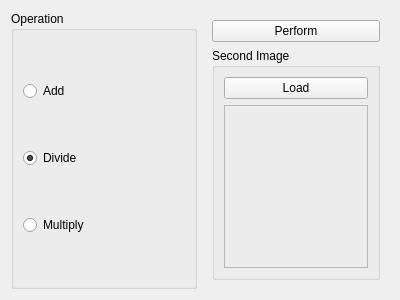
First picture: the form in source/modules/binary_operations/BinaryOperationsWidget.ui, repository josefkoller/ambient_image_processor, before the edit.
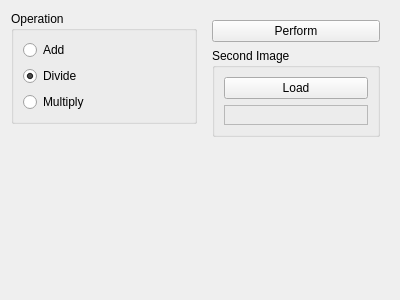
Second picture: the form after the edit.

Commit message: ui format: maximize horizontally and align to top

The edit to the form file:
```diff
--- a/source/modules/binary_operations/BinaryOperationsWidget.ui
+++ b/source/modules/binary_operations/BinaryOperationsWidget.ui
@@ -14,8 +14,14 @@
    <string>Form</string>
   </property>
   <layout class="QHBoxLayout" name="horizontalLayout">
-   <item>
+   <item alignment="Qt::AlignTop">
     <widget class="QGroupBox" name="groupBox">
+     <property name="sizePolicy">
+      <sizepolicy hsizetype="Preferred" vsizetype="Maximum">
+       <horstretch>0</horstretch>
+       <verstretch>0</verstretch>
+      </sizepolicy>
+     </property>
      <property name="title">
       <string>Operation</string>
      </property>
@@ -47,8 +53,14 @@
      </layout>
     </widget>
    </item>
-   <item>
+   <item alignment="Qt::AlignTop">
     <widget class="QWidget" name="widget" native="true">
+     <property name="sizePolicy">
+      <sizepolicy hsizetype="Preferred" vsizetype="Maximum">
+       <horstretch>0</horstretch>
+       <verstretch>0</verstretch>
+      </sizepolicy>
+     </property>
      <layout class="QVBoxLayout" name="verticalLayout_2">
       <item>
        <widget class="QPushButton" name="perform_button">
```
The commit also changes 20 other files.
